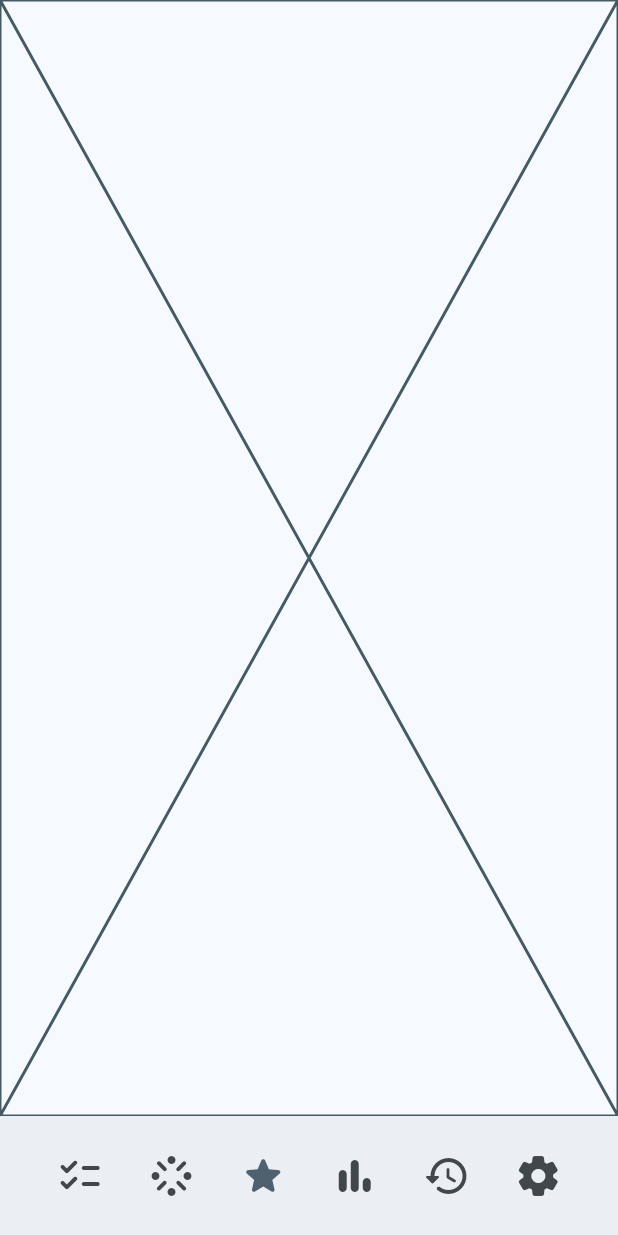
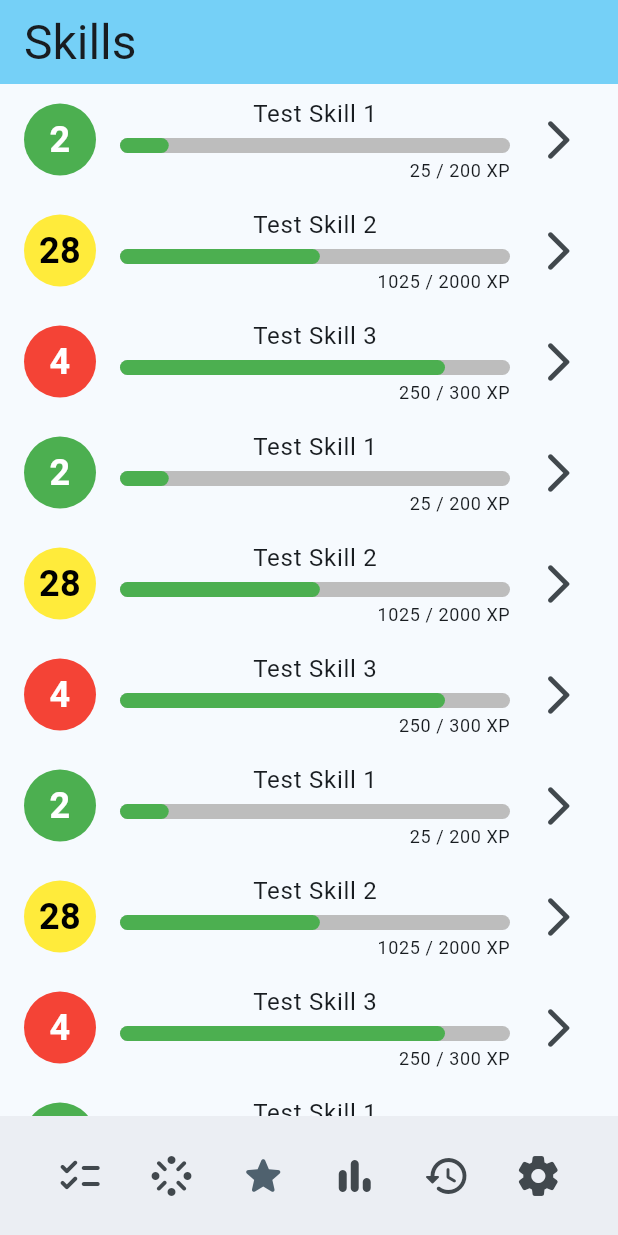
Before and after one commit to Sebsprograms/skill_tree, a Flutter app: the screen it shows after launch, item 3 of the bottom bar chosen, on a phone screen of 412 x 824 dp. Run offline on Flutter 3.47's test engine with Material 3 defaults, Android fonts, the phone set to English and light mode, and no system bars; our stand-ins replace bloc, equatable, flutter_bloc, rxdart, shared_preferences; missing offline and left inert: widgetbook, widgetbook_annotation; generated files the repository leaves out were written again.

Commit message:
Skills page done with dummy data

```diff
--- a/apps/skill_tree/lib/app/view/app.dart
+++ b/apps/skill_tree/lib/app/view/app.dart
@@ -28,6 +28,7 @@ class AppView extends StatelessWidget {
   @override
   Widget build(BuildContext context) {
     return MaterialApp(
+      debugShowCheckedModeBanner: false,
       theme: FlutterSkillTreeTheme.light,
       darkTheme: FlutterSkillTreeTheme.dark,
       localizationsDelegates: AppLocalizations.localizationsDelegates,
--- a/apps/skill_tree/lib/skills/view/skills_page.dart
+++ b/apps/skill_tree/lib/skills/view/skills_page.dart
@@ -1,7 +1,47 @@
 import 'package:flutter/material.dart';
 import 'package:flutter_bloc/flutter_bloc.dart';
+import 'package:skill_tree/l10n/l10n.dart';
 import 'package:skill_tree/skills/bloc/skills_bloc.dart';
+import 'package:skill_tree/skills/widgets/widgets.dart';
+import 'package:skills_api/models/models.dart';
 import 'package:skills_repository/skills_repository.dart';
+
+List<Skill> dummyData = [
+  Skill(
+    title: 'Test Skill 1',
+    colorCode: colorToHex(Colors.green),
+    currentExp: 25,
+    currentLevel: 2,
+    requiredExpToNextLevel: 200,
+    description:
+        'A few sentences about what this skill represents to the user...',
+    progressDifficulty: ProgressDifficulty.easy,
+  ),
+  Skill(
+    title: 'Test Skill 2',
+    colorCode: colorToHex(Colors.yellow),
+    currentExp: 1025,
+    currentLevel: 28,
+    requiredExpToNextLevel: 2000,
+    description:
+        'A few sentences about what this skill represents to the user...',
+    progressDifficulty: ProgressDifficulty.easy,
+  ),
+  Skill(
+    title: 'Test Skill 3',
+    colorCode: colorToHex(Colors.red),
+    currentExp: 250,
+    currentLevel: 4,
+    requiredExpToNextLevel: 300,
+    description:
+        'A few sentences about what this skill represents to the user...',
+    progressDifficulty: ProgressDifficulty.easy,
+  ),
+];
+
+String colorToHex(Color color) {
+  return '#${(color.value & 0xFFFFFF).toRadixString(16).padLeft(6, '0').toUpperCase()}';
+}
 
 class SkillsPage extends StatelessWidget {
   const SkillsPage({super.key});
@@ -31,13 +71,47 @@ class SkillsView extends StatelessWidget {
               child: CircularProgressIndicator(),
             );
           case SkillsStatus.error:
-            return Center(
+            return const Center(
               child: Text('Something went wrong'),
             );
           case SkillsStatus.loaded:
-            return Placeholder();
+            return SkillsList(
+              skills: [
+                ...dummyData,
+                ...dummyData,
+                ...dummyData,
+                ...dummyData,
+                ...dummyData,
+                ...dummyData,
+                ...dummyData,
+              ],
+            );
         }
       },
     );
   }
 }
+
+class SkillsList extends StatelessWidget {
+  const SkillsList({required this.skills, super.key});
+
+  final List<Skill> skills;
+
+  @override
+  Widget build(BuildContext context) {
+    return Scaffold(
+      appBar: AppBar(
+        title: Text(
+          context.l10n.skillsAppBarTitle,
+          style: Theme.of(context).textTheme.headlineLarge,
+        ),
+      ),
+      body: ListView.builder(
+        itemCount: skills.length,
+        itemBuilder: (context, index) => SkillListTile(
+          skill: skills[index],
+        ),
+      ),
+    );
+  }
+}
--- /dev/null
+++ b/apps/skill_tree/lib/skills/widgets/exp_bar.dart
@@ -0,0 +1,35 @@
+import 'package:flutter/material.dart';
+
+class ExpBar extends StatelessWidget {
+  const ExpBar({
+    required this.currentExp,
+    required this.expRequiredToLevelUp,
+    super.key,
+  });
+
+  final int currentExp;
+  final int expRequiredToLevelUp;
+
+  @override
+  Widget build(BuildContext context) {
+    final progress = currentExp / expRequiredToLevelUp;
+
+    return Column(
+      crossAxisAlignment: CrossAxisAlignment.end,
+      children: [
+        LinearProgressIndicator(
+          value: progress.clamp(0.0, 1.0),
+          minHeight: 10,
+          borderRadius: BorderRadius.circular(5),
+          backgroundColor: Colors.grey[400],
+          valueColor: const AlwaysStoppedAnimation<Color>(Colors.green),
+        ),
+        const SizedBox(height: 4),
+        Text(
+          '$currentExp / $expRequiredToLevelUp XP',
+          style: Theme.of(context).textTheme.bodySmall,
+        ),
+      ],
+    );
+  }
+}
--- /dev/null
+++ b/apps/skill_tree/lib/skills/widgets/level_indicator.dart
@@ -0,0 +1,33 @@
+import 'package:flutter/material.dart';
+import 'package:skill_tree/utils/color_helpers.dart';
+
+class LevelIndicator extends StatelessWidget {
+  const LevelIndicator({
+    required this.level,
+    required this.backgroundColorHex,
+    super.key,
+  });
+
+  final int level;
+  final String backgroundColorHex;
+
+  @override
+  Widget build(BuildContext context) {
+    final backgroundColor = hexToColor(backgroundColorHex);
+    return CircleAvatar(
+      radius: 24,
+      backgroundColor: backgroundColor,
+      child: Center(
+        child: Text(
+          level.toString(),
+          textAlign: TextAlign.center,
+          style: TextStyle(
+            color: getContrastingTextColor(backgroundColor),
+            fontSize: 24,
+            fontWeight: FontWeight.bold,
+          ),
+        ),
+      ),
+    );
+  }
+}
--- /dev/null
+++ b/apps/skill_tree/lib/skills/widgets/skill_list_tile.dart
@@ -0,0 +1,42 @@
+import 'package:flutter/material.dart';
+import 'package:skill_tree/skills/widgets/exp_bar.dart';
+import 'package:skill_tree/skills/widgets/level_indicator.dart';
+import 'package:skills_api/models/skill.dart';
+
+class SkillListTile extends StatelessWidget {
+  const SkillListTile({
+    required this.skill,
+    super.key,
+  });
+
+  final Skill skill;
+
+  @override
+  Widget build(BuildContext context) {
+    return ListTile(
+      onTap: () {
+        // Navigate to Skill Details
+      },
+      leading: LevelIndicator(
+        level: skill.currentLevel,
+        backgroundColorHex: skill.colorCode,
+      ),
+      title: Container(
+        padding: const EdgeInsets.only(
+          bottom: 4,
+        ),
+        child: Center(
+          child: Text(
+            skill.title,
+            style: Theme.of(context).textTheme.bodyLarge,
+          ),
+        ),
+      ),
+      subtitle: ExpBar(
+        currentExp: skill.currentExp,
+        expRequiredToLevelUp: skill.requiredExpToNextLevel,
+      ),
+      trailing: const Icon(Icons.arrow_forward_ios_rounded, size: 32),
+    );
+  }
+}
--- a/apps/skill_tree/lib/skills/widgets/widgets.dart
+++ b/apps/skill_tree/lib/skills/widgets/widgets.dart
@@ -0,0 +1 @@
+export 'skill_list_tile.dart';
--- /dev/null
+++ b/apps/skill_tree/lib/utils/color_helpers.dart
@@ -0,0 +1,19 @@
+import 'package:flutter/material.dart';
+
+Color hexToColor(String hex) {
+  // Clean the hex string by removing the leading '#' if present
+  var cleanedHex = hex.replaceFirst('#', '');
+
+  // If the hex color is in short format (6 characters), prepend the alpha value 'FF'
+  if (cleanedHex.length == 6) {
+    cleanedHex = 'FF$cleanedHex';
+  }
+
+  // Parse the hex string to an integer and return as a Color object
+  return Color(int.parse(cleanedHex, radix: 16));
+}
+
+Color getContrastingTextColor(Color backgroundColor) {
+  final luminance = backgroundColor.computeLuminance();
+  return luminance > 0.5 ? Colors.black : Colors.white;
+}
--- /dev/null
+++ b/widgetbook/lib/dummyData/dummy_data.dart
@@ -0,0 +1,17 @@
+import 'package:flutter/material.dart';
+import 'package:skills_api/models/models.dart';
+
+String colorToHex(Color color) {
+  return '#${(color.value & 0xFFFFFF).toRadixString(16).padLeft(6, '0').toUpperCase()}';
+}
+
+final dummySkill = Skill(
+  title: 'Test Skill 1',
+  colorCode: colorToHex(Colors.green),
+  currentExp: 25,
+  currentLevel: 2,
+  requiredExpToNextLevel: 200,
+  description:
+      'A few sentences about what this skill represents to the user...',
+  progressDifficulty: ProgressDifficulty.easy,
+);
--- /dev/null
+++ b/widgetbook/lib/skills/widgets/exp_bar.dart
@@ -0,0 +1,14 @@
+import 'package:flutter/material.dart';
+import 'package:skill_tree/skills/widgets/exp_bar.dart';
+import 'package:widgetbook_annotation/widgetbook_annotation.dart' as widgetbook;
+import 'package:widgetbook_workspace/dummyData/dummy_data.dart';
+
+@widgetbook.UseCase(name: 'Default', type: ExpBar)
+Widget activeExpBar(BuildContext context) {
+  return Center(
+    child: ExpBar(
+      currentExp: dummySkill.currentExp,
+      expRequiredToLevelUp: dummySkill.requiredExpToNextLevel,
+    ),
+  );
+}
--- /dev/null
+++ b/widgetbook/lib/skills/widgets/level_indicator.dart
@@ -0,0 +1,14 @@
+import 'package:flutter/material.dart';
+import 'package:skill_tree/skills/widgets/level_indicator.dart';
+import 'package:widgetbook_annotation/widgetbook_annotation.dart' as widgetbook;
+import 'package:widgetbook_workspace/dummyData/dummy_data.dart';
+
+@widgetbook.UseCase(name: 'Default', type: LevelIndicator)
+Widget activeLevelIndicator(BuildContext context) {
+  return Center(
+    child: LevelIndicator(
+      level: dummySkill.currentLevel,
+      backgroundColorHex: dummySkill.colorCode,
+    ),
+  );
+}
--- /dev/null
+++ b/widgetbook/lib/skills/widgets/skill_list_tile.dart
@@ -0,0 +1,14 @@
+import 'package:flutter/material.dart';
+import 'package:skill_tree/skills/widgets/widgets.dart';
+import 'package:widgetbook_annotation/widgetbook_annotation.dart' as widgetbook;
+import 'package:widgetbook_workspace/dummyData/dummy_data.dart';
+
+@widgetbook.UseCase(name: 'Default', type: SkillListTile)
+Widget activeSkillListTile(BuildContext context) {
+  return Center(
+    child: ListView.builder(
+      itemCount: 1,
+      itemBuilder: (context, index) => SkillListTile(skill: dummySkill),
+    ),
+  );
+}
--- a/widgetbook/pubspec.yaml
+++ b/widgetbook/pubspec.yaml
@@ -13,6 +13,8 @@ dependencies:
   widgetbook_annotation: ^3.2.0
   skill_tree:
     path: ../apps/skill_tree
+  skills_api:
+    path: ../packages/skills_api
 
 dev_dependencies:
   flutter_test:
```
Also changed, not shown: widgetbook/lib/main.directories.g.dart, widgetbook/pubspec.lock.
